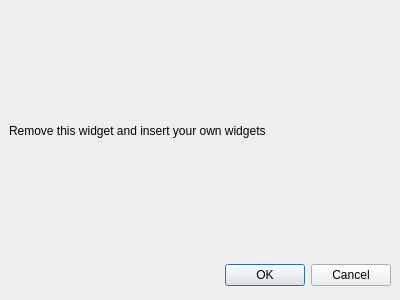
Above: ui/instellingendialog.ui from Roelio81/audioadmin before the change. Below: the same form after it.
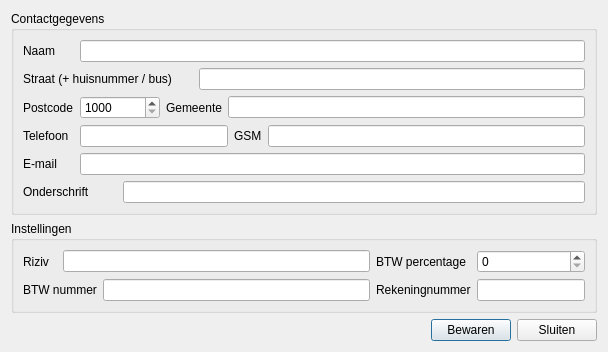
That is the form after the change.

Commit message: Designed a few more dialogs

The edit to the form file:
```diff
--- a/ui/instellingendialog.ui
+++ b/ui/instellingendialog.ui
@@ -5,39 +5,236 @@
    <rect>
     <x>0</x>
     <y>0</y>
-    <width>400</width>
-    <height>300</height>
+    <width>608</width>
+    <height>333</height>
    </rect>
   </property>
   <property name="windowTitle" >
    <string>Dialog</string>
   </property>
-  <widget class="QLabel" name="label" >
-   <property name="geometry" >
-    <rect>
-     <x>9</x>
-     <y>9</y>
-     <width>382</width>
-     <height>244</height>
-    </rect>
-   </property>
-   <property name="text" >
-    <string>Remove this widget and insert your own widgets</string>
-   </property>
-  </widget>
-  <widget class="QDialogButtonBox" name="buttonBox" >
-   <property name="geometry" >
-    <rect>
-     <x>9</x>
-     <y>259</y>
-     <width>382</width>
-     <height>32</height>
-    </rect>
-   </property>
-   <property name="standardButtons" >
-    <set>QDialogButtonBox::Cancel|QDialogButtonBox::NoButton|QDialogButtonBox::Ok</set>
-   </property>
-  </widget>
+  <layout class="QGridLayout" name="gridLayout_3" >
+   <item row="0" column="0" >
+    <widget class="QGroupBox" name="groupBox" >
+     <property name="title" >
+      <string>Contactgegevens</string>
+     </property>
+     <layout class="QGridLayout" name="gridLayout" >
+      <item row="0" column="0" >
+       <widget class="QLabel" name="label_11" >
+        <property name="text" >
+         <string>Naam</string>
+        </property>
+       </widget>
+      </item>
+      <item row="0" column="1" colspan="7" >
+       <widget class="QLineEdit" name="lineEdit_11" />
+      </item>
+      <item row="1" column="0" colspan="4" >
+       <widget class="QLabel" name="label_13" >
+        <property name="text" >
+         <string>Straat (+ huisnummer / bus)</string>
+        </property>
+       </widget>
+      </item>
+      <item row="1" column="4" colspan="4" >
+       <widget class="QLineEdit" name="lineEdit_10" />
+      </item>
+      <item row="2" column="0" >
+       <widget class="QLabel" name="label_14" >
+        <property name="text" >
+         <string>Postcode</string>
+        </property>
+       </widget>
+      </item>
+      <item row="2" column="1" colspan="2" >
+       <widget class="QSpinBox" name="spinBox" >
+        <property name="sizePolicy" >
+         <sizepolicy vsizetype="Fixed" hsizetype="Preferred" >
+          <horstretch>0</horstretch>
+          <verstretch>0</verstretch>
+         </sizepolicy>
+        </property>
+        <property name="minimumSize" >
+         <size>
+          <width>80</width>
+          <height>0</height>
+         </size>
+        </property>
+        <property name="minimum" >
+         <number>1000</number>
+        </property>
+        <property name="maximum" >
+         <number>9999</number>
+        </property>
+       </widget>
+      </item>
+      <item row="2" column="3" colspan="2" >
+       <widget class="QLabel" name="label_15" >
+        <property name="text" >
+         <string>Gemeente</string>
+        </property>
+       </widget>
+      </item>
+      <item row="2" column="5" colspan="3" >
+       <widget class="QLineEdit" name="lineEdit_13" />
+      </item>
+      <item row="3" column="0" >
+       <widget class="QLabel" name="label_16" >
+        <property name="text" >
+         <string>Telefoon</string>
+        </property>
+       </widget>
+      </item>
+      <item row="3" column="1" colspan="5" >
+       <widget class="QLineEdit" name="lineEdit_16" />
+      </item>
+      <item row="3" column="6" >
+       <widget class="QLabel" name="label_17" >
+        <property name="text" >
+         <string>GSM</string>
+        </property>
+       </widget>
+      </item>
+      <item row="3" column="7" >
+       <widget class="QLineEdit" name="lineEdit_17" />
+      </item>
+      <item row="4" column="0" >
+       <widget class="QLabel" name="label_12" >
+        <property name="text" >
+         <string>E-mail</string>
+        </property>
+       </widget>
+      </item>
+      <item row="4" column="1" colspan="7" >
+       <widget class="QLineEdit" name="lineEdit_12" />
+      </item>
+      <item row="5" column="0" colspan="2" >
+       <widget class="QLabel" name="label_18" >
+        <property name="text" >
+         <string>Onderschrift</string>
+        </property>
+       </widget>
+      </item>
+      <item row="5" column="2" colspan="6" >
+       <widget class="QLineEdit" name="lineEdit_14" />
+      </item>
+     </layout>
+    </widget>
+   </item>
+   <item row="1" column="0" >
+    <widget class="QGroupBox" name="groupBox_2" >
+     <property name="title" >
+      <string>Instellingen</string>
+     </property>
+     <layout class="QGridLayout" name="gridLayout_2" >
+      <item row="0" column="0" >
+       <widget class="QLabel" name="label" >
+        <property name="text" >
+         <string>Riziv</string>
+        </property>
+       </widget>
+      </item>
+      <item row="0" column="1" colspan="2" >
+       <widget class="QLineEdit" name="lineEdit_18" />
+      </item>
+      <item row="0" column="3" >
+       <widget class="QLabel" name="label_3" >
+        <property name="text" >
+         <string>BTW percentage</string>
+        </property>
+       </widget>
+      </item>
+      <item row="0" column="4" >
+       <widget class="QSpinBox" name="spinBox_2" >
+        <property name="sizePolicy" >
+         <sizepolicy vsizetype="Fixed" hsizetype="Preferred" >
+          <horstretch>0</horstretch>
+          <verstretch>0</verstretch>
+         </sizepolicy>
+        </property>
+        <property name="maximumSize" >
+         <size>
+          <width>200</width>
+          <height>16777215</height>
+         </size>
+        </property>
+       </widget>
+      </item>
+      <item row="1" column="0" colspan="2" >
+       <widget class="QLabel" name="label_2" >
+        <property name="text" >
+         <string>BTW nummer</string>
+        </property>
+       </widget>
+      </item>
+      <item row="1" column="2" >
+       <widget class="QLineEdit" name="lineEdit_19" />
+      </item>
+      <item row="1" column="3" >
+       <widget class="QLabel" name="label_4" >
+        <property name="text" >
+         <string>Rekeningnummer</string>
+        </property>
+       </widget>
+      </item>
+      <item row="1" column="4" >
+       <widget class="QLineEdit" name="lineEdit" >
+        <property name="sizePolicy" >
+         <sizepolicy vsizetype="Fixed" hsizetype="Preferred" >
+          <horstretch>0</horstretch>
+          <verstretch>0</verstretch>
+         </sizepolicy>
+        </property>
+       </widget>
+      </item>
+     </layout>
+    </widget>
+   </item>
+   <item row="2" column="0" >
+    <spacer name="verticalSpacer" >
+     <property name="orientation" >
+      <enum>Qt::Vertical</enum>
+     </property>
+     <property name="sizeHint" stdset="0" >
+      <size>
+       <width>20</width>
+       <height>3</height>
+      </size>
+     </property>
+    </spacer>
+   </item>
+   <item row="3" column="0" >
+    <layout class="QHBoxLayout" name="horizontalLayout" >
+     <item>
+      <spacer name="horizontalSpacer" >
+       <property name="orientation" >
+        <enum>Qt::Horizontal</enum>
+       </property>
+       <property name="sizeHint" stdset="0" >
+        <size>
+         <width>40</width>
+         <height>20</height>
+        </size>
+       </property>
+      </spacer>
+     </item>
+     <item>
+      <widget class="QPushButton" name="pushButton" >
+       <property name="text" >
+        <string>Bewaren</string>
+       </property>
+      </widget>
+     </item>
+     <item>
+      <widget class="QPushButton" name="pushButton_2" >
+       <property name="text" >
+        <string>Sluiten</string>
+       </property>
+      </widget>
+     </item>
+    </layout>
+   </item>
+  </layout>
  </widget>
  <resources/>
  <connections/>
```
Left out of the diff: 6 changed lines with no effect on the pictures. The commit also changes 21 other files.
